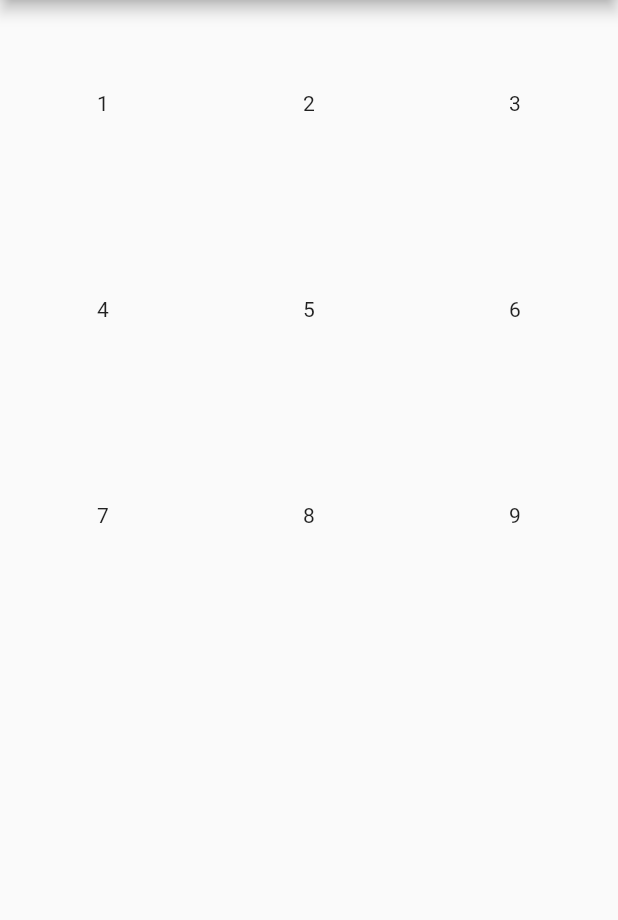
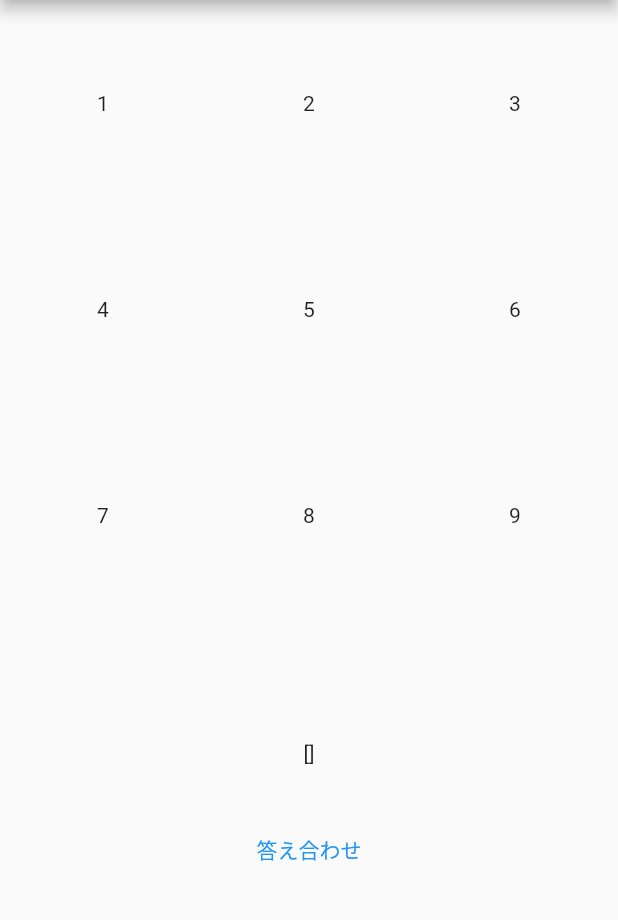
Before and after one commit to iMago-Engineer/learn-2023-02-lab-intrusion, a Flutter app: the screen it shows after launch, on a phone screen of 412 x 824 dp, the part 84-1004 px from its top. Run offline on Flutter 3.47's test engine with Material 2 defaults, Android fonts, the phone set to English and light mode, and no system bars.

Commit message:
add inputs

```diff
--- a/frontend/lib/main.dart
+++ b/frontend/lib/main.dart
@@ -16,20 +16,29 @@ class MyApp extends StatelessWidget {
       theme: ThemeData(
         primarySwatch: Colors.blue,
       ),
-      home: const HomeView(),
+      home: HomeView(),
     );
   }
 }
 
 class HomeView extends StatelessWidget {
-  const HomeView({super.key});
+  HomeView({super.key});
 
   static const keys = [1, 2, 3, 4, 5, 6, 7, 8, 9];
+
+  List<int> answer = [];
+
   @override
   Widget build(BuildContext context) {
     return Scaffold(
       appBar: AppBar(title: const Text('ラボ室侵入ゲーム')),
-      body: GridView.count(
+      body: Column(
+        children: [
+          ConstrainedBox(
+            constraints: BoxConstraints(
+              maxHeight: MediaQuery.of(context).size.height * 0.6,
+            ),
+            child: GridView.count(
               crossAxisCount: 3,
               children: keys
                   .map(
@@ -39,11 +48,24 @@ class HomeView extends StatelessWidget {
                         if (kDebugMode) {
                           print(key);
                         }
+                        answer.add(key);
                       },
                     ),
                   )
                   .toList(),
             ),
+          ),
+          Padding(
+            padding: const EdgeInsets.only(bottom: 32),
+            child: Text('$answer'),
+          ),
+          TextButton(
+              onPressed: () {
+                print(answer);
+              },
+              child: const Text('答え合わせ'))
+        ],
+      ),
     );
   }
 }
```
Lines whose indentation alone changed are shown as unchanged.
